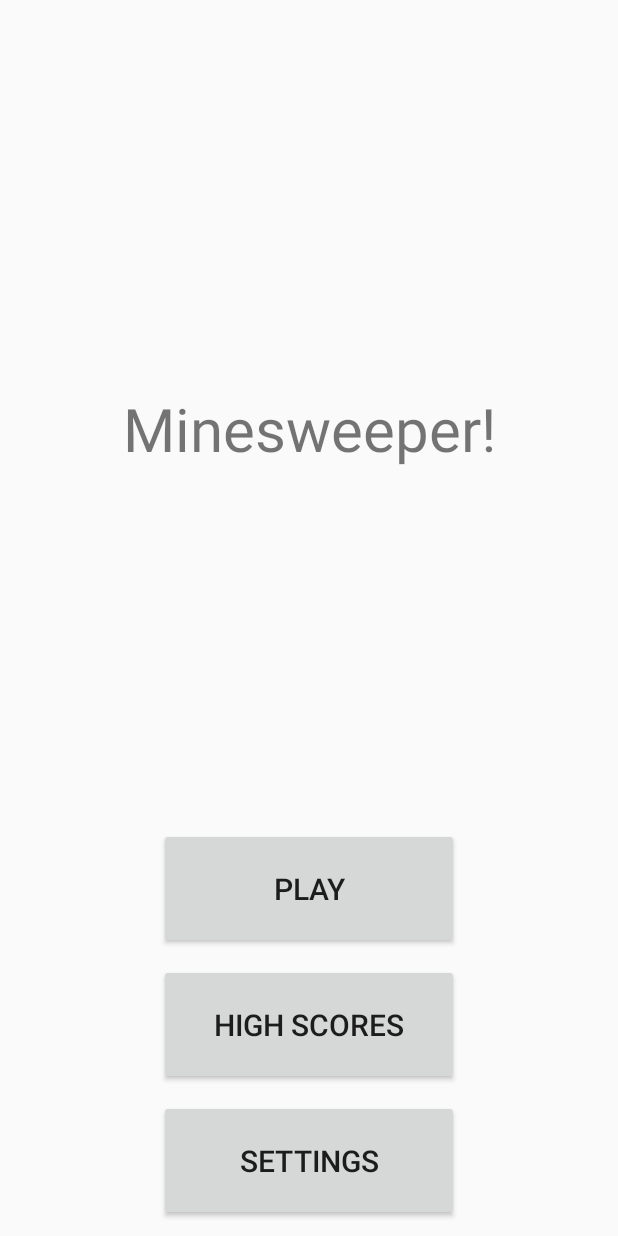
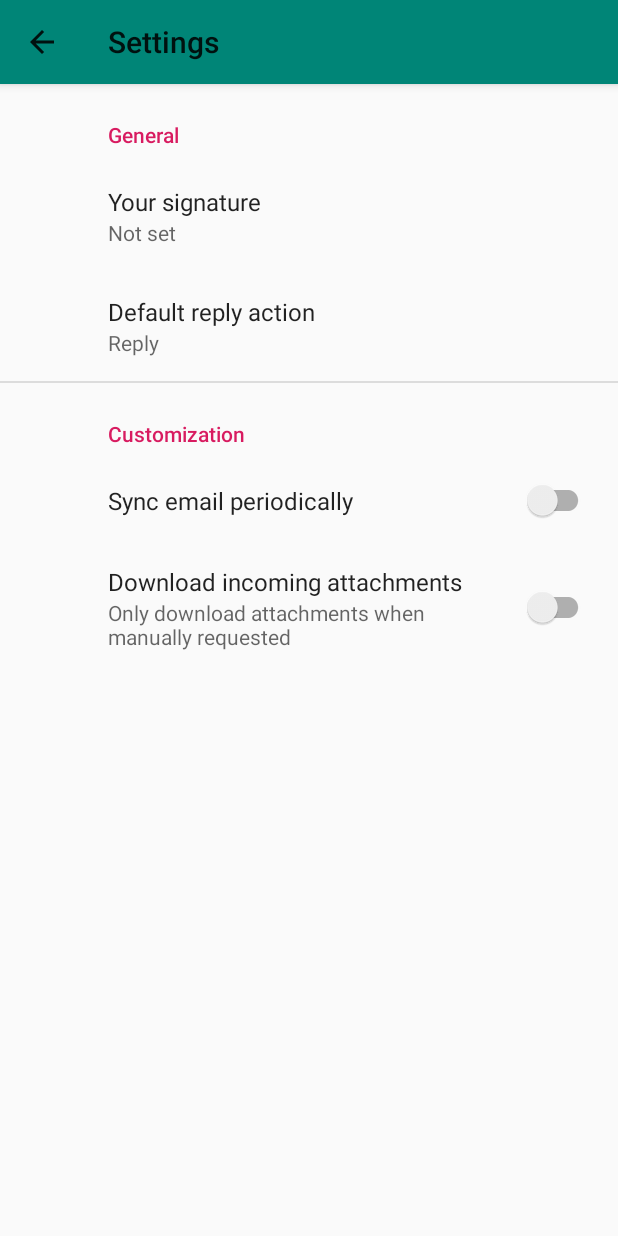
Before and after one commit to vil-kautto/minesweeper-mobile, an Android app: the screen it shows after launch (MainActivity before the commit, Settings after it), after a tap on "SETTINGS", on a phone screen of 412 x 824 dp. Run offline under Robolectric (Android 15) with nearby library versions, the phone set to English and light mode, and no system bars; our stand-ins replace androidx.preference.

Commit message:
add activity startup for main menu
added the startup for other activities in the main menu

```diff
--- a/app/build.gradle
+++ b/app/build.gradle
@@ -23,6 +23,7 @@ dependencies {
     implementation fileTree(dir: 'libs', include: ['*.jar'])
     implementation 'androidx.appcompat:appcompat:1.0.2'
     implementation 'androidx.constraintlayout:constraintlayout:1.1.3'
+    implementation 'androidx.preference:preference:1.1.0-alpha05'
     testImplementation 'junit:junit:4.12'
     androidTestImplementation 'androidx.test.ext:junit:1.1.0'
     androidTestImplementation 'androidx.test.espresso:espresso-core:3.1.1'
--- a/app/src/main/AndroidManifest.xml
+++ b/app/src/main/AndroidManifest.xml
@@ -9,6 +9,12 @@
         android:roundIcon="@mipmap/ic_launcher_round"
         android:supportsRtl="true"
         android:theme="@style/AppTheme">
+        <activity android:name=".Game" />
+        <activity android:name=".HighScore" />
+        <activity
+            android:name=".Settings"
+            android:label="@string/title_activity_settings"
+            android:theme="@style/SettingTheme"/>
         <activity android:name=".MainActivity">
             <intent-filter>
                 <action android:name="android.intent.action.MAIN" />
--- a/app/src/main/java/fi/tuni/minesweeper/MainActivity.java
+++ b/app/src/main/java/fi/tuni/minesweeper/MainActivity.java
@@ -3,6 +3,7 @@ package fi.tuni.minesweeper;
 import androidx.appcompat.app.AppCompatActivity;
 
 import android.app.Activity;
+import android.content.Intent;
 import android.os.Bundle;
 import android.view.View;
 import android.widget.Button;
@@ -21,15 +22,22 @@ public class MainActivity extends AppCompatActivity {
 
     // handles button click events on main menu
     public void clicked(View v) {
+        Intent intent;
         switch(v.getId()) {
             case(R.id.startButton):
                 toaster("Play");
+                intent = new Intent(this, Game.class);
+                startActivity(intent);
                 break;
             case(R.id.highScoreButton):
                 toaster("High Scores");
+                intent = new Intent(this, HighScore.class);
+                startActivity(intent);
                 break;
             case(R.id.settingsButton):
                 toaster("Settings");
+                intent = new Intent(this, Settings.class);
+                startActivity(intent);
                 break;
         }
 
--- /dev/null
+++ b/app/src/main/res/xml/root_preferences.xml
@@ -0,0 +1,51 @@
+<!--
+  ~ Copyright 2018 The app Open Source Project
+  ~
+  ~ Licensed under the Apache License, Version 2.0 (the "License");
+  ~ you may not use this file except in compliance with the License.
+  ~ You may obtain a copy of the License at
+  ~
+  ~      http://www.apache.org/licenses/LICENSE-2.0
+  ~
+  ~ Unless required by applicable law or agreed to in writing, software
+  ~ distributed under the License is distributed on an "AS IS" BASIS,
+  ~ WITHOUT WARRANTIES OR CONDITIONS OF ANY KIND, either express or implied.
+  ~ See the License for the specific language governing permissions and
+  ~ limitations under the License.
+  -->
+
+<PreferenceScreen xmlns:app="http://schemas.android.com/apk/res-auto">
+
+    <PreferenceCategory app:title="@string/messages_header">
+
+        <EditTextPreference
+            app:key="signature"
+            app:title="@string/signature_title"
+            app:useSimpleSummaryProvider="true" />
+
+        <ListPreference
+            app:defaultValue="reply"
+            app:entries="@array/reply_entries"
+            app:entryValues="@array/reply_values"
+            app:key="reply"
+            app:title="@string/reply_title"
+            app:useSimpleSummaryProvider="true" />
+
+    </PreferenceCategory>
+
+    <PreferenceCategory app:title="@string/sync_header">
+
+        <SwitchPreferenceCompat
+            app:key="sync"
+            app:title="@string/sync_title" />
+
+        <SwitchPreferenceCompat
+            app:dependency="sync"
+            app:key="attachment"
+            app:summaryOff="@string/attachment_summary_off"
+            app:summaryOn="@string/attachment_summary_on"
+            app:title="@string/attachment_title" />
+
+    </PreferenceCategory>
+
+</PreferenceScreen>
```
Also changed, not shown: app/src/main/res/layout/activity_game.xml (line endings or trailing spaces), app/src/main/res/layout/activity_high_score.xml (line endings or trailing spaces), app/src/main/res/layout/activity_main.xml (line endings or trailing spaces).
